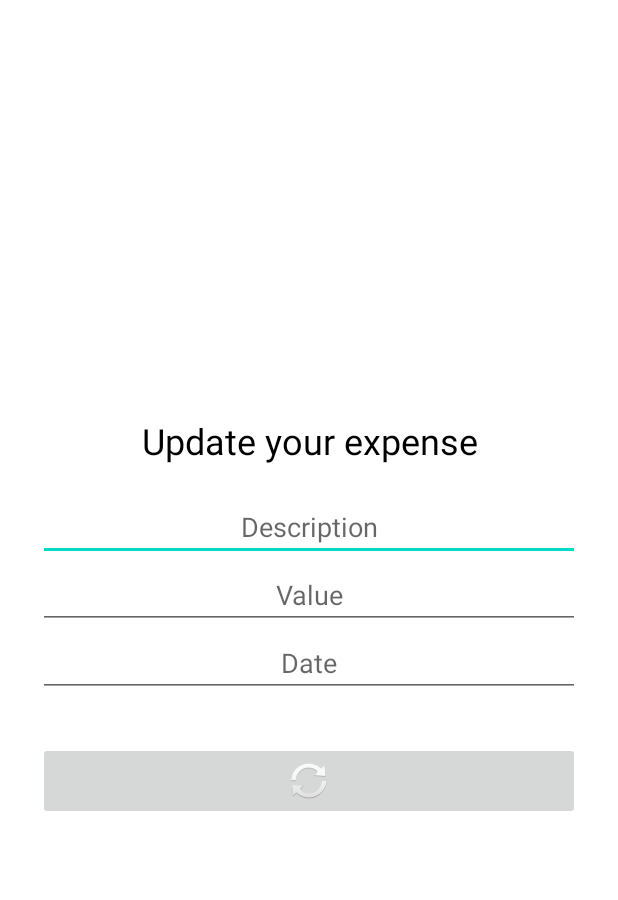
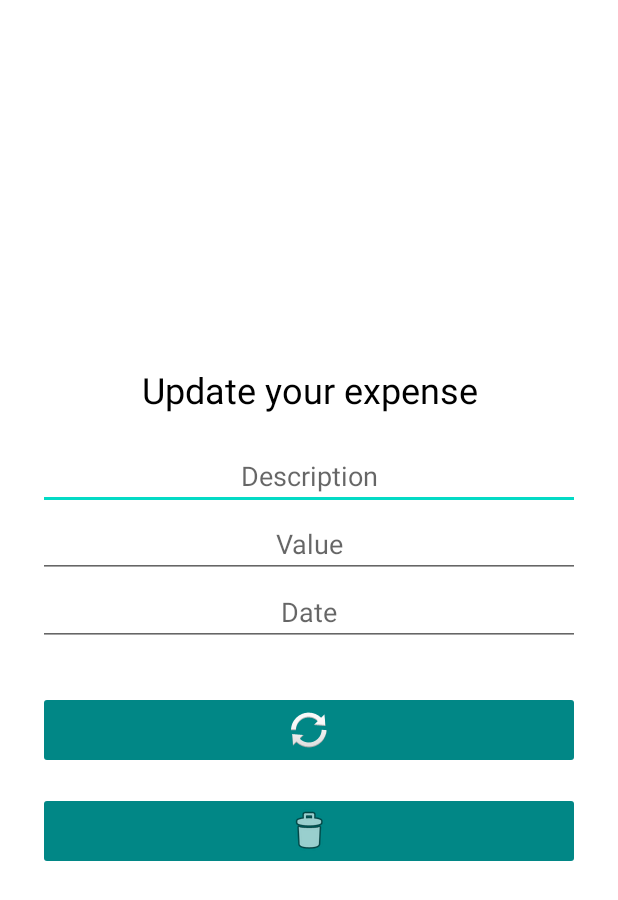
Before and after one commit to JanBinkowski/AndroidProject, an Android app: the layout activity_update.xml on its own in the app's theme, with its tools: preview values and no code run, on a phone screen of 412 x 824 dp. Shown: the top 900 px of the screen. Run offline under Robolectric (Android 15) with nearby library versions, the phone set to English and light mode, and no system bars.

Commit message:
Delete operation added.

```diff
--- a/app/src/main/AndroidManifest.xml
+++ b/app/src/main/AndroidManifest.xml
@@ -9,7 +9,8 @@
         android:roundIcon="@mipmap/ic_launcher_round"
         android:supportsRtl="true"
         android:theme="@style/Theme.SpendingTracker_V2">
-        <activity android:name=".UpdateActivity"></activity>
+        <activity android:name=".UpdateActivity"
+            android:parentActivityName=".MainActivity"></activity>
         <activity
             android:name=".AddRecordActivity"
             android:label="Add item"
--- a/app/src/main/java/com/example/spendingtracker_v2/AddRecordActivity.java
+++ b/app/src/main/java/com/example/spendingtracker_v2/AddRecordActivity.java
@@ -26,6 +26,7 @@ public class AddRecordActivity extends AppCompatActivity {
         editTextDate = findViewById(R.id.editTextDate);
         imageButtonSend = findViewById(R.id.imageButtonSend);
 
+
         imageButtonSend.setOnClickListener(new View.OnClickListener() {
             @Override
             public void onClick(View view) {
@@ -33,6 +34,7 @@ public class AddRecordActivity extends AppCompatActivity {
                 myDB.addItemToDatabase(editTextTextDescription.getText().toString().trim(),
                         editTextValue.getText().toString().trim(),
                         editTextDate.getText().toString().trim());
+
             }
         });
     }
--- a/app/src/main/res/layout/activity_add_record.xml
+++ b/app/src/main/res/layout/activity_add_record.xml
@@ -61,6 +61,7 @@
             android:layout_width="match_parent"
             android:layout_height="wrap_content"
             android:layout_marginTop="30dp"
+            android:backgroundTint="@color/teal_700"
             app:srcCompat="@android:drawable/ic_menu_save" />
 
     </LinearLayout>
--- a/app/src/main/res/layout/activity_update.xml
+++ b/app/src/main/res/layout/activity_update.xml
@@ -61,7 +61,17 @@
             android:layout_width="match_parent"
             android:layout_height="wrap_content"
             android:layout_marginTop="30dp"
+            android:backgroundTint="@color/teal_700"
             app:srcCompat="@android:drawable/ic_popup_sync" />
+
+
+        <ImageButton
+            android:id="@+id/imageButtonDelete"
+            android:layout_width="match_parent"
+            android:layout_height="wrap_content"
+            android:layout_marginTop="15dp"
+            android:backgroundTint="@color/teal_700"
+            app:srcCompat="@android:drawable/ic_menu_delete" />
 
     </LinearLayout>
 </androidx.constraintlayout.widget.ConstraintLayout>
--- a/app/src/main/res/layout/my_row.xml
+++ b/app/src/main/res/layout/my_row.xml
@@ -24,7 +24,7 @@
                     android:layout_width="wrap_content"
                     android:layout_height="wrap_content"
                     android:text="1"
-                    android:textColor="#000000"
+                    android:textColor="@color/teal_200"
                     android:textSize="40sp"
                     android:textStyle="bold"
                     app:layout_constraintBottom_toBottomOf="parent"
```
Also changed, not shown: app/src/main/java/com/example/spendingtracker_v2/UpdateActivity.java (+38 -1 lines), app/src/main/java/com/example/spendingtracker_v2/myDatabaseHelper.java (+11 -0 lines).
